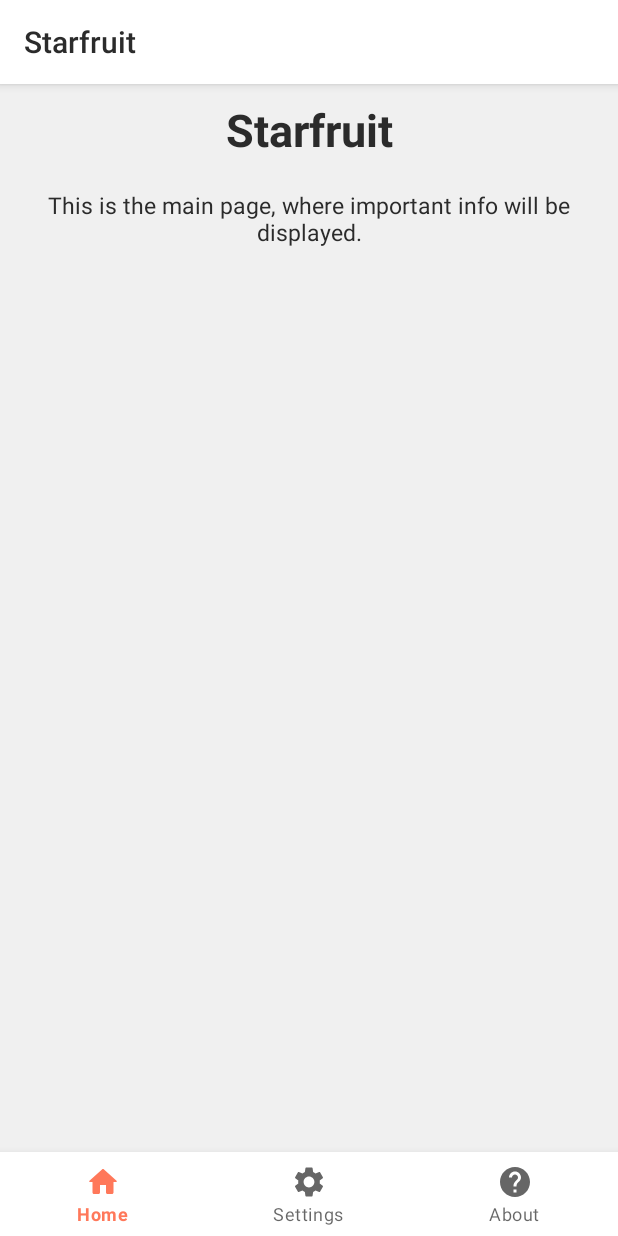
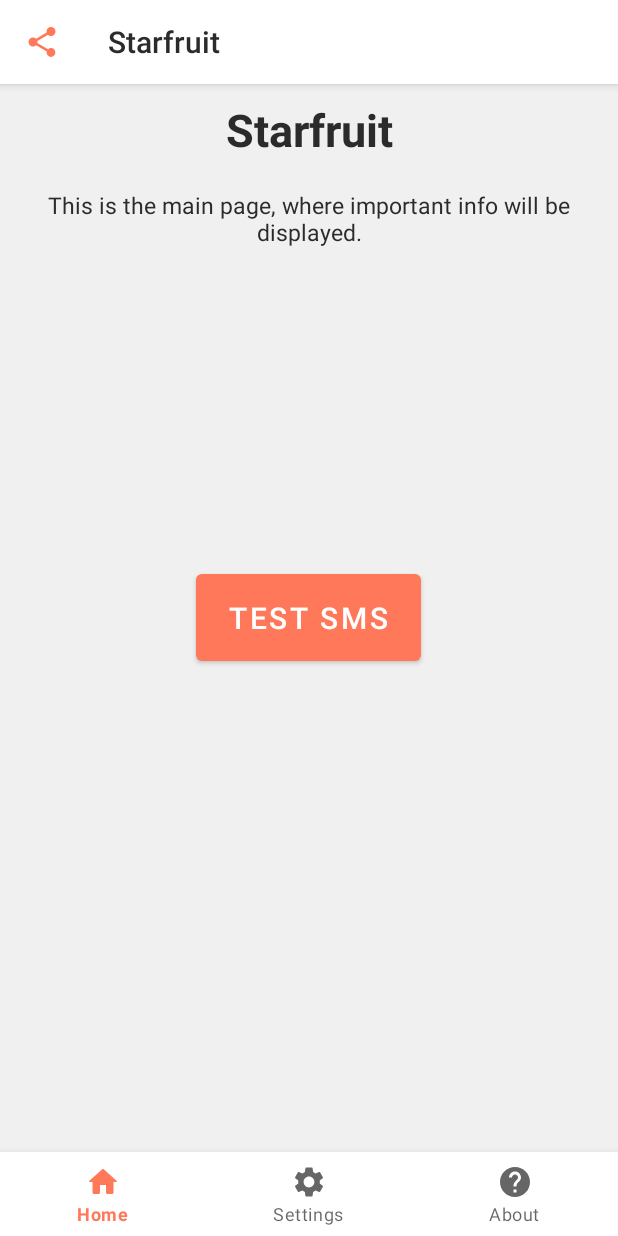
Before and after one commit to gradientdev/Starfruit, an Android app: the screen it shows after launch (MainActivity), on a phone screen of 412 x 824 dp. Run offline under Robolectric (Android 15) with nearby library versions, the phone set to English and light mode, and no system bars.

Commit message:
Added SMS test button, currently a work in progress

```diff
--- a/app/src/main/java/com/gradient/starfruit/MainActivity.kt
+++ b/app/src/main/java/com/gradient/starfruit/MainActivity.kt
@@ -45,6 +45,12 @@ class MainActivity : AppCompatActivity() {
             true
         }
 
+        getSupportActionBar()?.setHomeAsUpIndicator(R.drawable.ic_share)
+        getSupportActionBar()?.setDisplayHomeAsUpEnabled(true);
+
+//        val smsbutton: Button = findViewById(R.id.smstest)
+//        smsbutton.setOnClickListener{ sendMessage("If you got this, SMS seems to be working!") }
+
         //todo: start AlarmManger to trigger message
 
         //todo: set up NumberPicker
--- a/app/src/main/res/layout/fragment_home.xml
+++ b/app/src/main/res/layout/fragment_home.xml
@@ -30,6 +30,15 @@
             android:textSize="15sp"
             android:textColor="@color/coal"/>
 
+        <com.google.android.material.button.MaterialButton
+            android:id="@+id/smstest"
+            android:layout_width="150sp"
+            android:layout_height="70sp"
+            android:text="Test SMS"
+            android:textSize="20sp"
+            android:layout_centerHorizontal="true"
+            android:layout_centerVertical="true"/>
+
     </RelativeLayout>
 
 </FrameLayout>
```
